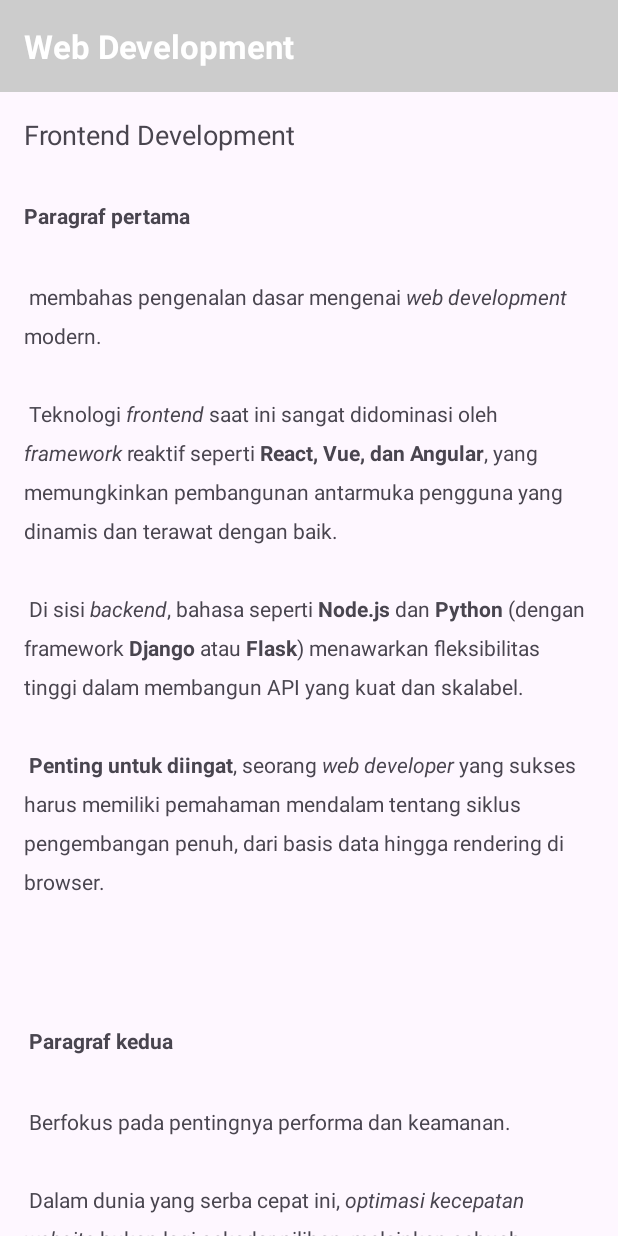
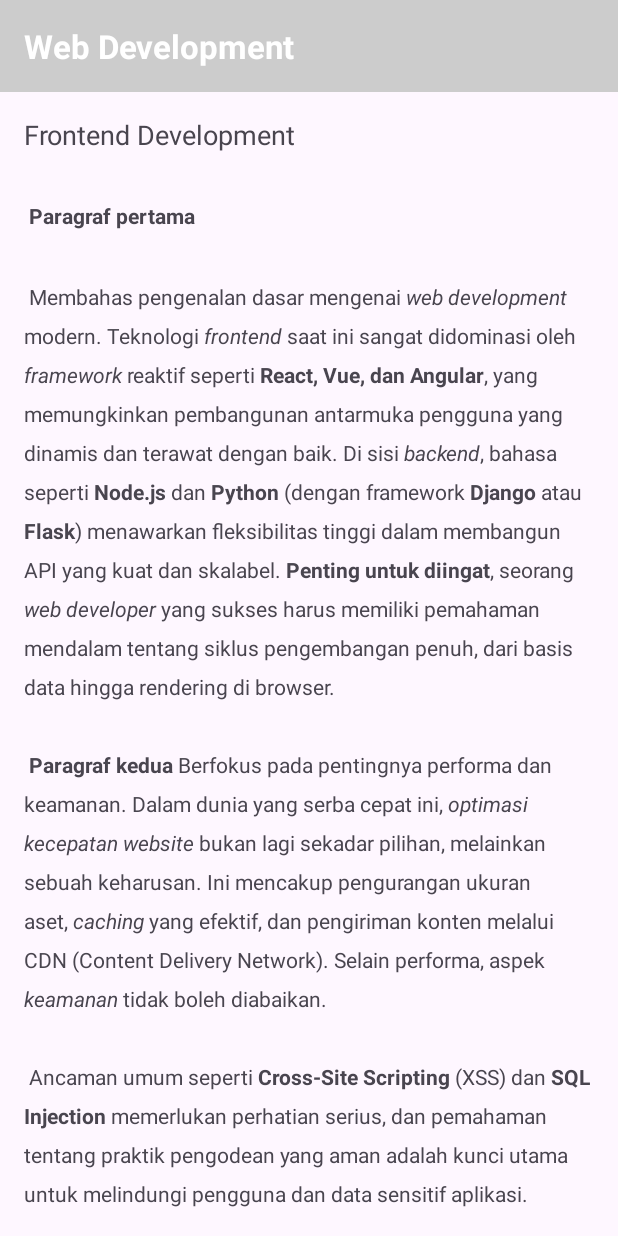
Before and after one commit to barfaibista-cmyk/android-scrolling-text, an Android app: the screen it shows after launch (MainActivity), on a phone screen of 412 x 824 dp. Run offline under Robolectric (Android 15) with nearby library versions, the phone set to English and light mode, and no system bars.

```diff
--- a/app/src/main/res/values/strings.xml
+++ b/app/src/main/res/values/strings.xml
@@ -3,20 +3,18 @@
   <string name="app_name">Scrolling Text</string>
   <string name="article_title">Web Development</string>
   <string name="article_subtitle">Frontend Development</string>
-  <string name="article_text"><b>Paragraf pertama</b>\n\n membahas pengenalan dasar mengenai <i>web development</i> modern. \n\n
+  <string name="article_text">
+    <b>Paragraf pertama</b>\n\n
+    Membahas pengenalan dasar mengenai <i>web development</i> modern.
     Teknologi <i>frontend</i> saat ini sangat didominasi oleh <i>framework</i> reaktif seperti <b>React, Vue, dan Angular</b>, yang memungkinkan pembangunan antarmuka pengguna yang dinamis dan terawat dengan baik.
-    \n\n
     Di sisi <i>backend</i>, bahasa seperti <b>Node.js</b> dan <b>Python</b> (dengan framework <b>Django</b> atau <b>Flask</b>) menawarkan fleksibilitas tinggi dalam membangun API yang kuat dan skalabel.
-    \n\n
     <b>Penting untuk diingat</b>, seorang <i>web developer</i> yang sukses harus memiliki pemahaman mendalam tentang siklus pengembangan penuh, dari basis data hingga rendering di browser.
     \n\n
+    <b>Paragraf kedua</b>
+    Berfokus pada pentingnya performa dan keamanan.
+    Dalam dunia yang serba cepat ini, <i>optimasi kecepatan website</i> bukan lagi sekadar pilihan, melainkan sebuah keharusan. Ini mencakup pengurangan ukuran aset, <i>caching</i> yang efektif, dan pengiriman konten melalui CDN (Content Delivery Network).
+    Selain performa, aspek <i>keamanan</i> tidak boleh diabaikan.
     \n\n
-    <b>Paragraf kedua</b>\n\n
-    Berfokus pada pentingnya performa dan keamanan.
-    \n\n
-    Dalam dunia yang serba cepat ini, <i>optimasi kecepatan website</i> bukan lagi sekadar pilihan, melainkan sebuah keharusan. Ini mencakup pengurangan ukuran aset, <i>caching</i> yang efektif, dan pengiriman konten melalui CDN (Content Delivery Network).
-    \n\n
-    Selain performa, aspek <i>keamanan</i> tidak boleh diabaikan. \n\n
     Ancaman umum seperti <b>Cross-Site Scripting</b> (XSS) dan <b>SQL Injection</b> memerlukan perhatian serius, dan pemahaman tentang praktik pengodean yang aman adalah kunci utama untuk melindungi pengguna dan data sensitif aplikasi.
 </string>
 
```
Also changed, not shown: 1 other file.
